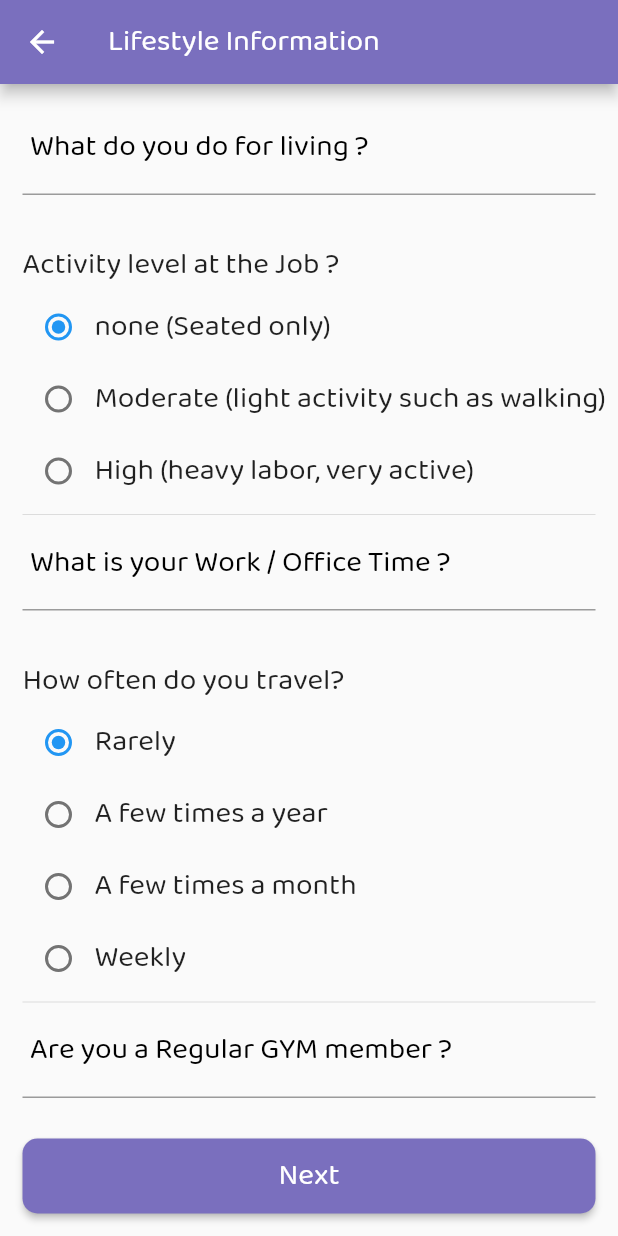
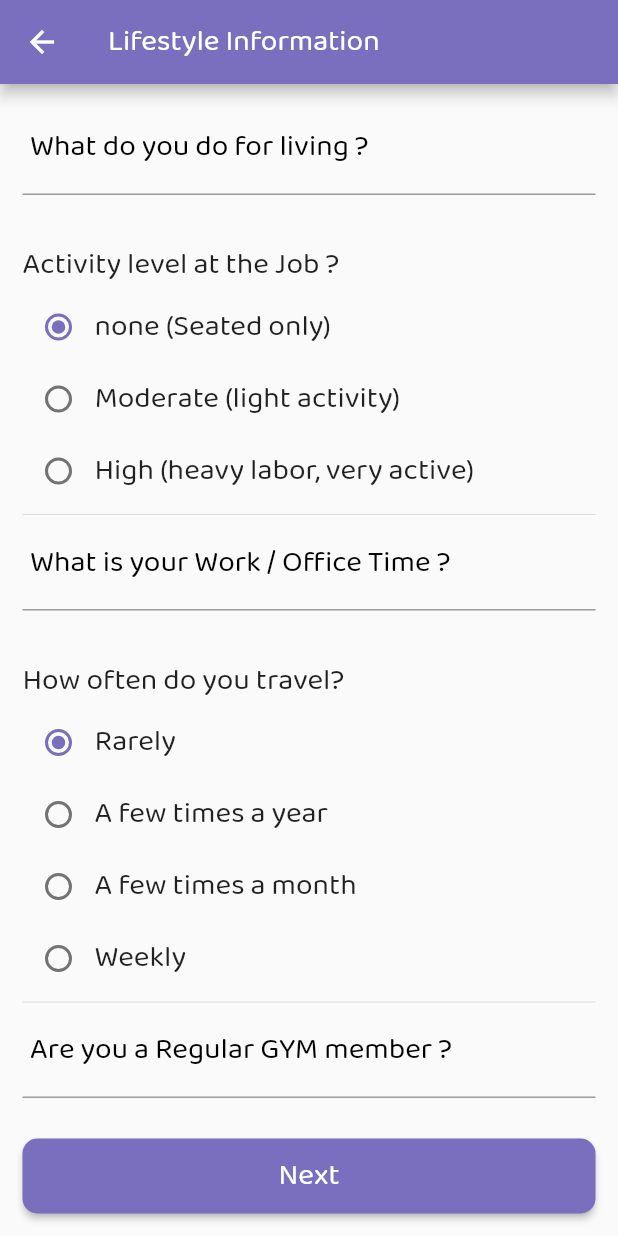
Before and after one commit to neon97/fitness_trainer_module, a Flutter app: the Lifestyle screen opened directly, on a phone screen of 412 x 824 dp. Run offline on Flutter 3.47's test engine with Material 2 defaults, Android fonts, the phone set to English and light mode, and no system bars.

Commit message:
all done

```diff
--- a/lib/Listyle.dart
+++ b/lib/Listyle.dart
@@ -93,7 +93,7 @@ class _LifestyleState extends State<Lifestyle> {
                 Column(
                   children: <Widget>[
                     activity(1, "none (Seated only)"),
-                    activity(2, "Moderate (light activity such as walking)"),
+                    activity(2, "Moderate (light activity)"),
                     activity(3, "High (heavy labor, very active)"),
                   ],
                 ),
@@ -195,7 +195,7 @@ class _LifestyleState extends State<Lifestyle> {
   Widget activity(int no, String text) {
     return Row(
       children: <Widget>[
-        Radio(value: no, groupValue: radiovalue, onChanged: changeid),
+        Radio(value: no, groupValue: radiovalue, onChanged: changeid,activeColor: appbar,),
         texter(text)
       ],
     );
@@ -205,7 +205,7 @@ class _LifestyleState extends State<Lifestyle> {
   Widget travel(int no, String text) {
     return Row(
       children: <Widget>[
-        Radio(value: no, groupValue: radiotravel, onChanged: changeTravelid),
+        Radio(value: no, groupValue: radiotravel, onChanged: changeTravelid,activeColor: appbar,),
         texter(text)
       ],
     );
--- a/lib/Medical.dart
+++ b/lib/Medical.dart
@@ -298,7 +298,7 @@ class _MedicalState extends State<Medical> {
   Widget stress(int no, String text, int groupvalue, void changer(int value)) {
     return Row(
       children: <Widget>[
-        Radio(value: no, groupValue: groupvalue, onChanged: changer),
+        Radio(value: no, groupValue: groupvalue, onChanged: changer,activeColor: appbar,),
         texter(text)
       ],
     );
--- a/lib/goals.dart
+++ b/lib/goals.dart
@@ -234,7 +234,7 @@ class _GoalsState extends State<Goals> {
   Widget stress(int no, String text, int groupvalue, void changer(int value)) {
     return Row(
       children: <Widget>[
-        Radio(value: no, groupValue: groupvalue, onChanged: changer),
+        Radio(value: no, groupValue: groupvalue, onChanged: changer,activeColor: appbar,),
         texter(text)
       ],
     );
--- a/lib/main.dart
+++ b/lib/main.dart
@@ -6,6 +6,7 @@ Widget texter(String text) {
   return Text(
     text,
     style: TextStyle(fontSize: 20.0),
+    overflow: TextOverflow.ellipsis,
   );
 }
 
@@ -13,6 +14,7 @@ Widget texte(String text) {
   return Text(
     text,
     style: TextStyle(fontSize: 16.0),
+    overflow: TextOverflow.ellipsis,
   );
 }
 
--- a/lib/review.dart
+++ b/lib/review.dart
@@ -1,5 +1,6 @@
 import 'dart:io';
 
+import 'package:fitness_training/list.dart';
 import 'package:fitness_training/main.dart';
 import 'package:flutter/material.dart';
 
@@ -39,7 +40,7 @@ class _ReviewState extends State<Review> {
               textAlign: TextAlign.center,
             ),
             Text(
-              "Thank You,\nMr.Vishwakarma Raj\nFor applying to the Gym !",
+              "Thank You,\nMr. ${basicInformation[0]["Name"].toString()}\nFor applying to the Gym !",
               style: TextStyle(fontSize: 20.0),
               textAlign: TextAlign.center,
             ),
--- a/lib/start.dart
+++ b/lib/start.dart
@@ -1,9 +1,5 @@
 import 'package:fitness_training/BasicInformation.dart';
 import 'package:flutter/material.dart';
-import 'package:flutter_spinkit/flutter_spinkit.dart';
-
-import 'main.dart';
-import 'main.dart';
 import 'main.dart';
 
 class Start extends StatefulWidget {
```
